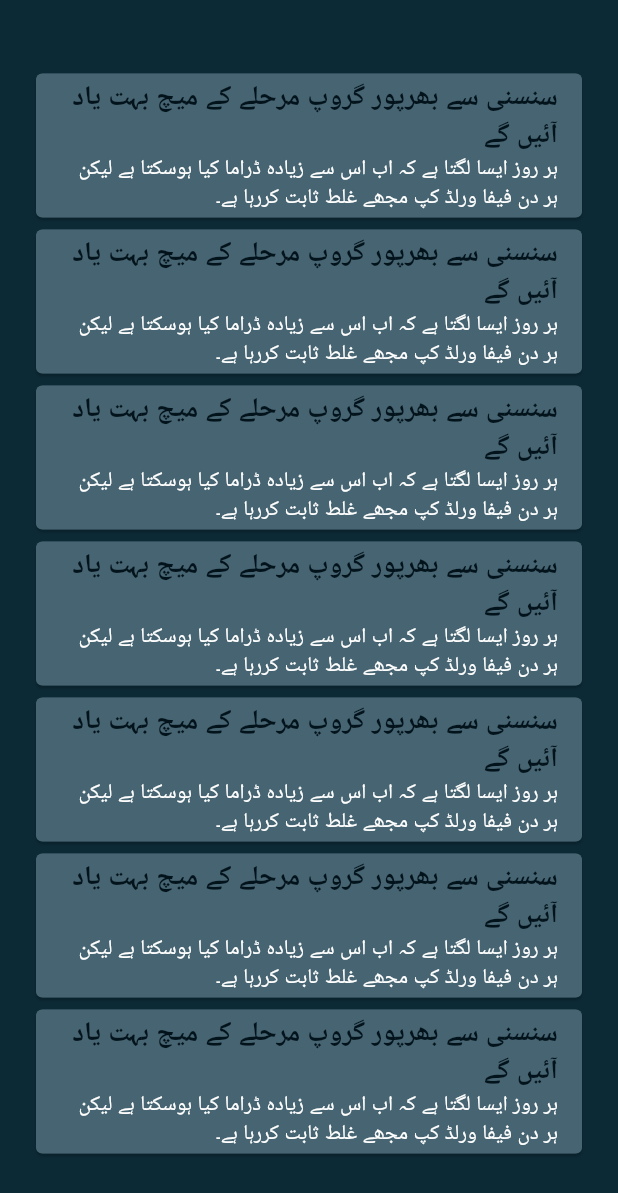
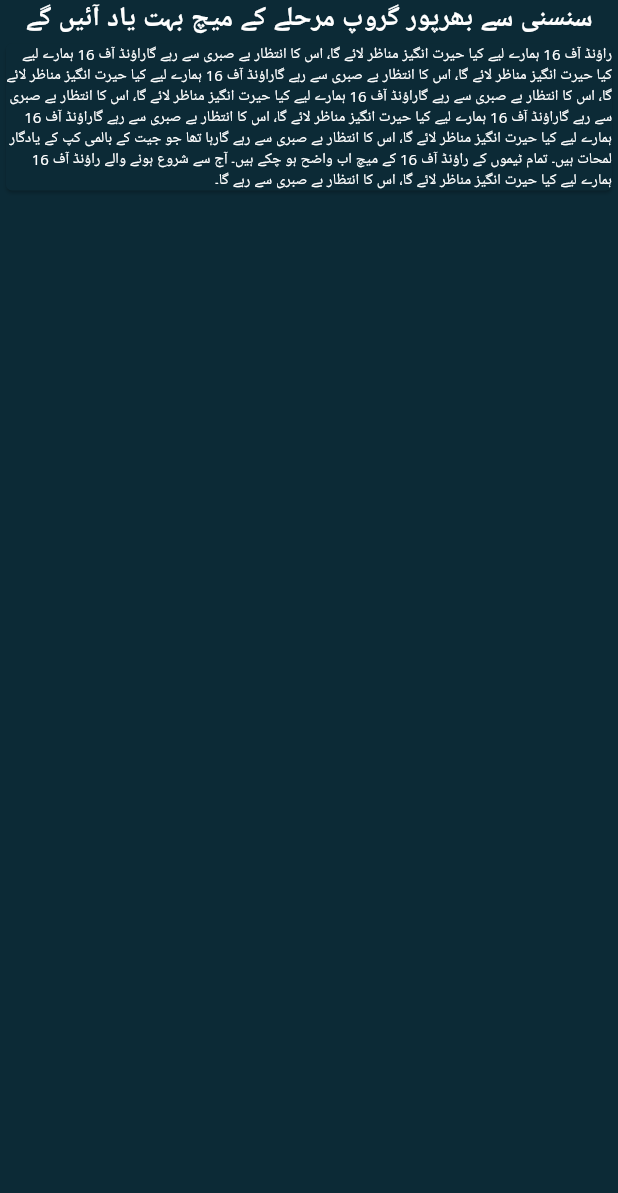
Before and after one commit to hadiyaaamir/khulasa, a Flutter app: the articleList screen opened directly with empty values, after a tap on "سنسنی سے بھرپور گروپ مرحلے کے میچ بہت یا", on a phone screen of 412 x 824 dp. Shown: the top 1193 px of the screen. Run offline on Flutter 3.47's test engine with Material 2 defaults, Android fonts, the phone set to English and light mode, and no system bars; our stand-ins replace google_fonts.

Commit message:
RSS-Complete

```diff
--- a/lib/Controllers/RSS/articleprovider.dart
+++ b/lib/Controllers/RSS/articleprovider.dart
@@ -14,7 +14,7 @@ class articleprovider extends ChangeNotifier {
         summary:
             "ہر روز ایسا لگتا ہے کہ اب اس سے زیادہ ڈراما کیا ہوسکتا ہے لیکن ہر دن فیفا ورلڈ کپ مجھے غلط ثابت کررہا ہے۔",
         content:
-            "ہر روز ایسا لگتا ہے کہ اب اس سے زیادہ ڈراما کیا ہوسکتا ہے لیکن ہر دن فیفا ورلڈ کپ مجھے غلط ثابت کررہا ہے۔",
+            " راؤنڈ آف 16 ہمارے لیے کیا حیرت انگیز مناظر لائے گا، اس کا انتظار بے صبری سے رہے گاراؤنڈ آف 16 ہمارے لیے کیا حیرت انگیز مناظر لائے گا، اس کا انتظار بے صبری سے رہے گاراؤنڈ آف 16 ہمارے لیے کیا حیرت انگیز مناظر لائے گا، اس کا انتظار بے صبری سے رہے گاراؤنڈ آف 16 ہمارے لیے کیا حیرت انگیز مناظر لائے گا، اس کا انتظار بے صبری سے رہے گاراؤنڈ آف 16 ہمارے لیے کیا حیرت انگیز مناظر لائے گا، اس کا انتظار بے صبری سے رہے گاراؤنڈ آف 16 ہمارے لیے کیا حیرت انگیز مناظر لائے گا، اس کا انتظار بے صبری سے رہے گارہا تھا جو جیت کے بالمی کپ کے یادگار لمحات ہیں۔ تمام ٹیموں کے راؤنڈ آف 16 کے میچ اب واضح ہو چکے ہیں۔ آج سے شروع ہونے والے راؤنڈ آف 16 ہمارے لیے کیا حیرت انگیز مناظر لائے گا، اس کا انتظار بے صبری سے رہے گا۔",
         category: "sports"),
     article(
         title: "سنسنی سے بھرپور گروپ مرحلے کے میچ بہت یاد آئیں گے",
--- /dev/null
+++ b/lib/Views/RSS/article.dart
@@ -0,0 +1,42 @@
+import 'package:flutter/cupertino.dart';
+import 'package:flutter/material.dart';
+import 'package:khulasa/Models/article.dart';
+import 'package:khulasa/constants/colors.dart';
+import 'package:khulasa/constants/sizes.dart';
+import 'package:provider/provider.dart';
+
+import '../../Controllers/RSS/articleprovider.dart';
+
+class Article extends StatefulWidget {
+  final int i;
+  const Article({Key? key, required this.i}) : super(key: key);
+
+  @override
+  State<Article> createState() => _ArticleState();
+}
+
+class _ArticleState extends State<Article> {
+  @override
+  Widget build(BuildContext context) {
+    List<article> articlelist =
+        context.watch<articleprovider>().getarticleList();
+    return Scaffold(
+        backgroundColor: background,
+        body: Center(
+            child: Column(
+          children: [
+            Text(articlelist[widget.i].title,
+                textAlign: TextAlign.right,
+                style: const TextStyle(
+                    color: text,
+                    fontWeight: FontWeight.bold,
+                    fontSize: headingFont)),
+            Card(
+                color: background,
+                child: Text(articlelist[widget.i].content,
+                    textAlign: TextAlign.right,
+                    style: const TextStyle(color: text, fontSize: smallFont))),
+          ],
+        )));
+  }
+}
--- a/lib/Views/RSS/articlelist.dart
+++ b/lib/Views/RSS/articlelist.dart
@@ -3,6 +3,7 @@ import 'package:flutter/src/widgets/container.dart';
 import 'package:flutter/src/widgets/framework.dart';
 import 'package:khulasa/Controllers/RSS/articleprovider.dart';
 import 'package:khulasa/Models/article.dart';
+import 'package:khulasa/Views/RSS/article.dart';
 import 'package:khulasa/constants/colors.dart';
 import 'package:khulasa/constants/sizes.dart';
 import 'package:provider/provider.dart';
@@ -44,7 +45,12 @@ class _articleListState extends State<articleList> {
                     itemBuilder: (context, index) => Card(
                           color: primary,
                           child: ListTile(
-                            onTap: () {},
+                            onTap: () {
+                              Navigator.of(context).push(MaterialPageRoute(
+                                  builder: (context) => Article(
+                                        i: index,
+                                      )));
+                            },
                             shape: const RoundedRectangleBorder(
                               borderRadius:
                                   BorderRadius.all(Radius.circular(5)),
```
